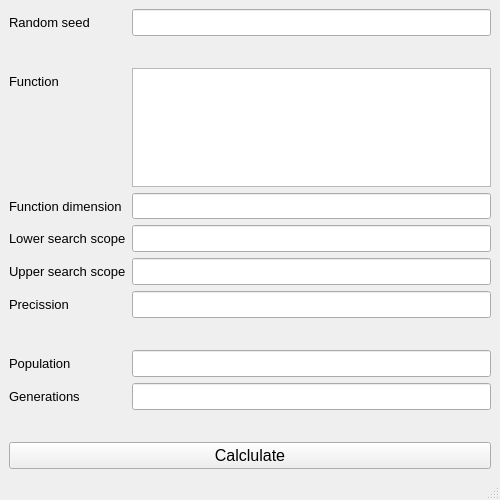
First picture: the form in App/MainDashboard/_src/mainwindow.ui, repository Corel-Cormen/ClassicGenAlgo, before the edit.
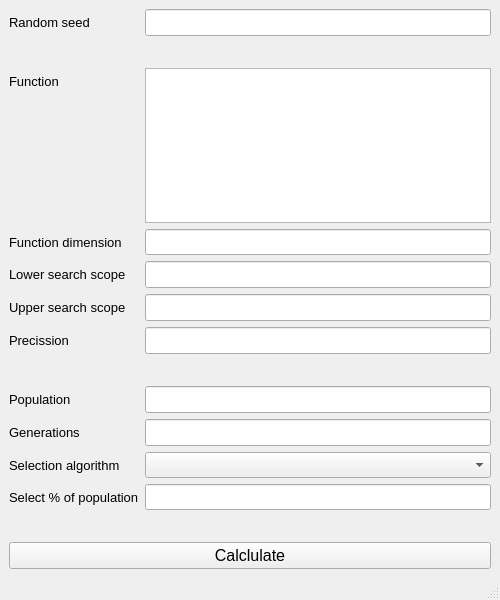
Second picture: the form after the edit.

Commit message: Select best/worst algorithm

Patch:
```diff
--- a/App/MainDashboard/_src/mainwindow.ui
+++ b/App/MainDashboard/_src/mainwindow.ui
@@ -7,7 +7,7 @@
     <x>0</x>
     <y>0</y>
     <width>500</width>
-    <height>500</height>
+    <height>600</height>
    </rect>
   </property>
   <property name="minimumSize">
@@ -256,19 +256,40 @@
        </widget>
       </item>
       <item row="10" column="0">
-       <spacer name="horizontalSpacer_5">
-        <property name="orientation">
-         <enum>Qt::Orientation::Horizontal</enum>
+       <widget class="QLabel" name="label_9">
+        <property name="font">
+         <font>
+          <pointsize>10</pointsize>
+         </font>
         </property>
-        <property name="sizeHint" stdset="0">
-         <size>
-          <width>40</width>
-          <height>20</height>
-         </size>
+        <property name="text">
+         <string>Selection algorithm</string>
         </property>
-       </spacer>
+       </widget>
       </item>
       <item row="10" column="1">
+       <widget class="QComboBox" name="selectAlgoNameComboBox">
+        <property name="font">
+         <font>
+          <pointsize>11</pointsize>
+         </font>
+        </property>
+       </widget>
+      </item>
+      <item row="12" column="0">
+       <spacer name="horizontalSpacer_5">
+        <property name="orientation">
+         <enum>Qt::Orientation::Horizontal</enum>
+        </property>
+        <property name="sizeHint" stdset="0">
+         <size>
+          <width>40</width>
+          <height>20</height>
+         </size>
+        </property>
+       </spacer>
+      </item>
+      <item row="12" column="1">
        <spacer name="horizontalSpacer_6">
         <property name="orientation">
          <enum>Qt::Orientation::Horizontal</enum>
@@ -281,6 +302,27 @@
         </property>
        </spacer>
       </item>
+      <item row="11" column="0">
+       <widget class="QLabel" name="label_10">
+        <property name="font">
+         <font>
+          <pointsize>10</pointsize>
+         </font>
+        </property>
+        <property name="text">
+         <string>Select % of population</string>
+        </property>
+       </widget>
+      </item>
+      <item row="11" column="1">
+       <widget class="QLineEdit" name="selectAlgoBestPercentPopulationLine">
+        <property name="font">
+         <font>
+          <pointsize>11</pointsize>
+         </font>
+        </property>
+       </widget>
+      </item>
      </layout>
     </item>
     <item>
```
The commit also changes 14 other files.
